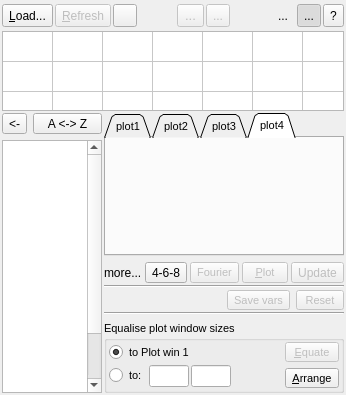
max-privato/PlotXY_OpenSource, file CDataSelWin.ui: the form before one commit.
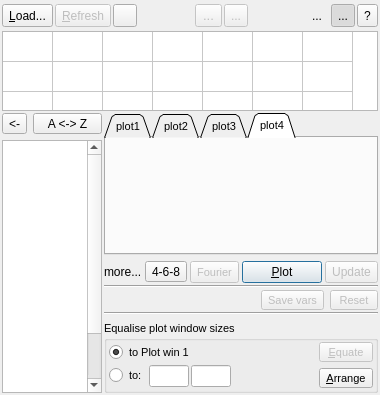
The form after the commit. Icons and pictures are not drawn. Custom widgets are drawn as their Qt base class.

Commit message: Delete tabFocus where unneeded in CDataSel window

What changed in the file:
```diff
--- a/CDataSelWin.ui
+++ b/CDataSelWin.ui
@@ -9,7 +9,7 @@
    <rect>
     <x>0</x>
     <y>0</y>
-    <width>332</width>
+    <width>358</width>
     <height>395</height>
    </rect>
   </property>
@@ -694,23 +694,15 @@
            </spacer>
           </item>
           <item>
-           <widget class="QToolButton" name="plotTBtn">
-            <property name="enabled">
-             <bool>false</bool>
-            </property>
-            <property name="sizePolicy">
-             <sizepolicy hsizetype="Preferred" vsizetype="Preferred">
-              <horstretch>0</horstretch>
-              <verstretch>0</verstretch>
-             </sizepolicy>
-            </property>
-            <property name="font">
-             <font>
-              <pointsize>8</pointsize>
-             </font>
-            </property>
+           <widget class="QPushButton" name="plotBtn">
             <property name="text">
-             <string>  &amp;Plot  </string>
+             <string>&amp;Plot</string>
+            </property>
+            <property name="autoDefault">
+             <bool>true</bool>
+            </property>
+            <property name="default">
+             <bool>true</bool>
             </property>
            </widget>
           </item>
```
Left out of the diff: 12 changed lines with no effect on the pictures. The commit also changes 2 other files.
